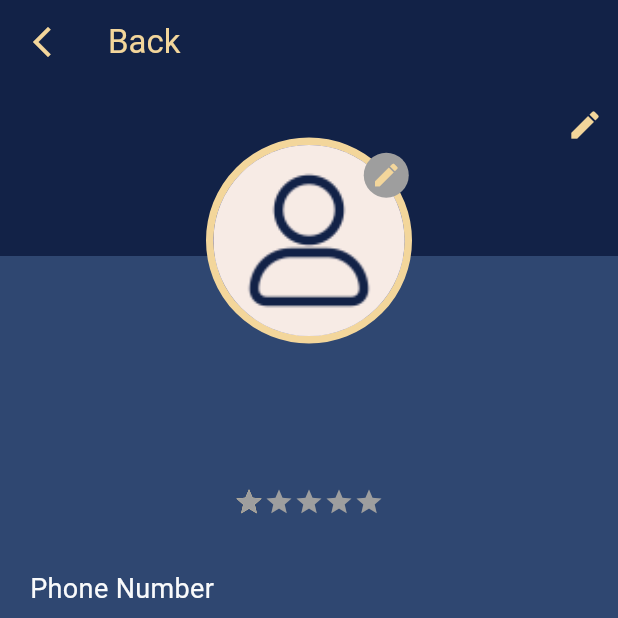
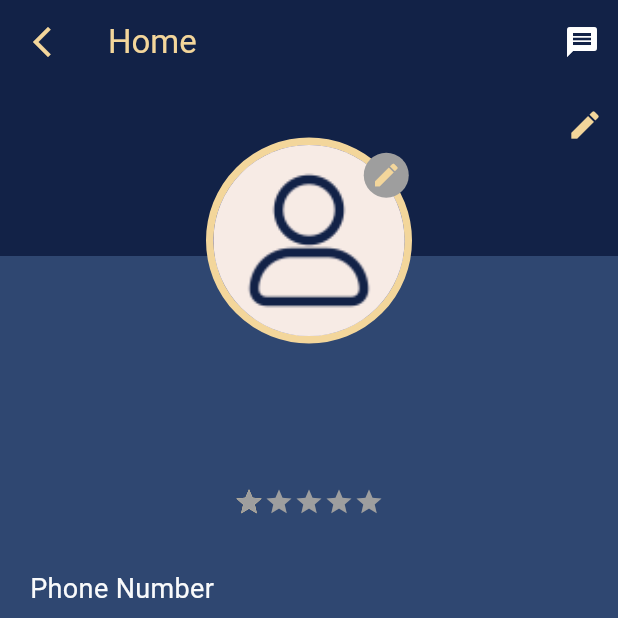
Before and after one commit to Khalid-J02/Software_Project, a Flutter app: the NavBarServiceProvider screen opened by its route, item 5 of the bottom bar chosen, on a phone screen of 412 x 824 dp, the top half of it. Run offline on Flutter 3.47's test engine with Material 3 defaults, Android fonts, the phone set to English and light mode, and no system bars; drawn by our look-alikes of google_nav_bar; our stand-ins replace accordion, file_picker, flutter_colorpicker, flutter_dotenv, flutter_rating_bar, get and 6 more; missing offline and left inert: clippy_flutter, dart:ffi, flutter_file_downloader, syncfusion_flutter_pdfviewer; network calls fail.

Commit message:
little modification on the Msg system  for service provider and homeowner

```diff
--- a/lib/APIRequests/messageSystem.dart
+++ b/lib/APIRequests/messageSystem.dart
@@ -60,13 +60,12 @@ class MessagingAPI {
   // Function to get service providers for a homeowner
   static Future<List<dynamic>> getServiceProvidersForHomeowner() async {
     final response = await http.get(
-      Uri.parse('$baseUrl/user/getServiceProvidersForHomeowner'),
+      Uri.parse('$baseUrl/user/getServiceProviders'),
       headers: {
         'Content-Type': 'application/json',
         'Authorization': '${dotenv.env['token']}',
       },
     );
-
     if (response.statusCode == 200) {
       return json.decode(response.body);
     } else {
@@ -77,7 +76,7 @@ class MessagingAPI {
   // Function to get homeowners for a service provider
   static Future<List<dynamic>> getHomeOwnersForServiceProvider() async {
     final response = await http.get(
-      Uri.parse('$baseUrl/user/getHomeOwnersForServiceProvider'),
+      Uri.parse('$baseUrl/user/getHomeOwners'),
       headers: {
         'Content-Type': 'application/json',
         'Authorization': '${dotenv.env['token']}',
--- a/lib/screens/homeNav_ServiceProvider.dart
+++ b/lib/screens/homeNav_ServiceProvider.dart
@@ -1,3 +1,4 @@
+import 'package:buildnex/screens/MSG_System/listChatScreen.dart';
 import 'package:buildnex/screens/serviceProviderAssets.dart';
 import 'package:buildnex/screens/serviceProviderCatalog.dart';
 import 'package:buildnex/screens/serviceProviderProfile.dart';
@@ -41,9 +42,17 @@ class _NavBarServiceProviderState extends State<NavBarServiceProvider> {
         ),
         title: const Text(
           //projectName,
-          "Back",
+          "Home",
           style: TextStyle(color: Color(0xFFF3D69B)),
         ),
+        actions: [
+          IconButton(
+            icon: Icon(Icons.message , color: Colors.white ,), // Choose your preferred icon
+            onPressed: () {
+              Get.to(ListChatScreen());
+            },
+          ),
+        ],
         elevation: 0,
         backgroundColor: Color(0xFF122247), //Colors.white,
       ),
```
Also changed, not shown: lib/screens/MSG_System/listChatScreen.dart (+9 -2 lines).
